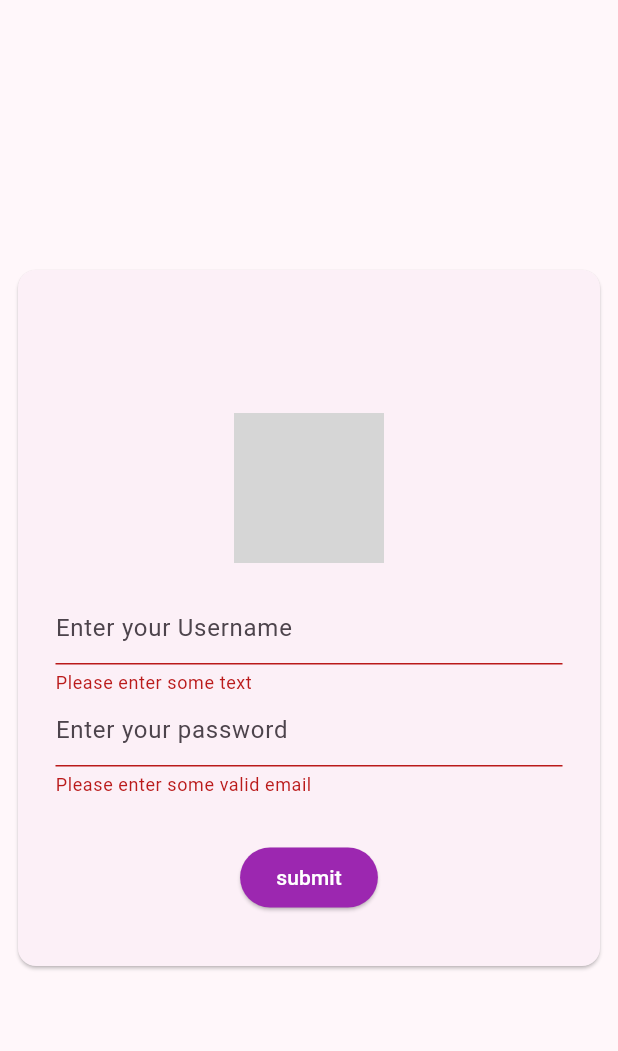
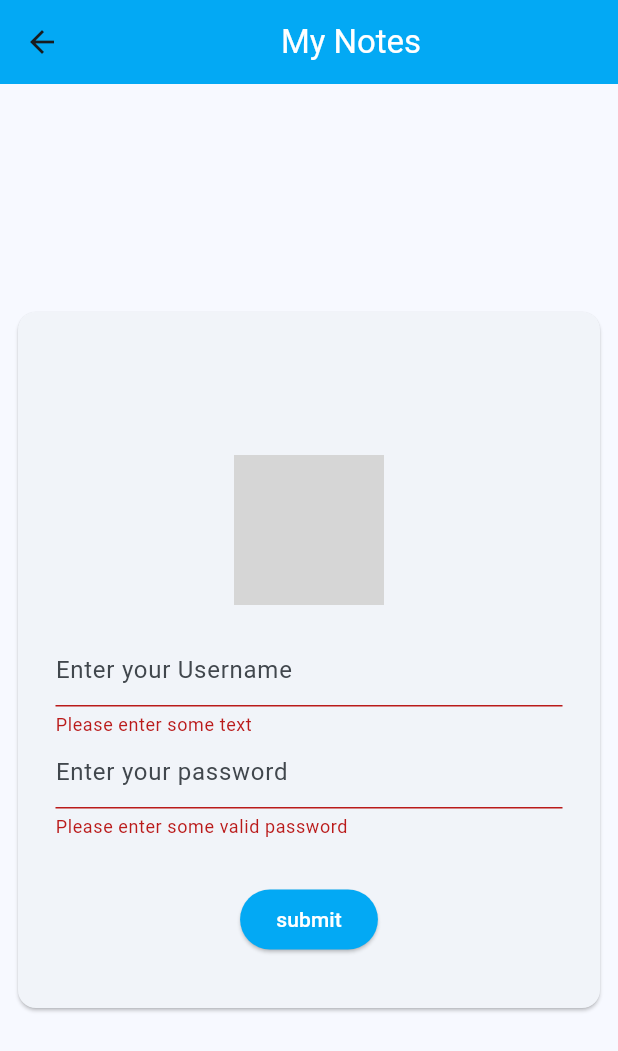
Before and after one commit to Indrajeet-007/my_notes, a Flutter app: the homepage screen opened directly, after a tap on "submit", on a phone screen of 412 x 824 dp. Shown: the top 1051 px of the screen. Run offline on Flutter 3.47's test engine with Material 3 defaults, Android fonts, the phone set to English and light mode, and no system bars; our stand-ins replace firebase_core; accounts and stored records are empty; network calls fail; grey boxes are pictures that could not be loaded.

Commit message:
fourth day (added notes.dart)

```diff
--- a/lib/homepage.dart
+++ b/lib/screens/homepage.dart
@@ -12,6 +12,10 @@ class _homepageState extends State<homepage> {
   @override
   Widget build(BuildContext context) {
     return Scaffold(
+      appBar: AppBar(
+        title: Center(child: const Text('My Notes',style: TextStyle(color: Colors.white))),
+        backgroundColor : Colors.lightBlue,
+      ),
         body: Center(
             child: Padding(
       padding: const EdgeInsets.all(8.0),
@@ -28,9 +32,10 @@ class _homepageState extends State<homepage> {
                       Padding(
                         padding: const EdgeInsets.only(top: 80.0, bottom: 20.0),
                         child: Image.network(
-                            'https://encrypted-tbn0.gstatic.com/images?q=tbn:ANd9GcQ-WeJdY6MhHtmzVwD7gnhirRyRngo3IU-XAw&usqp=CAU',
+                            'https://i.pinimg.com/originals/5e/ed/04/5eed044f1bbba3d8b19dfbefa598b520.jpg',
                             width: 100,
-                            height: 100),
+                            height: 100,
+                        ),
                       ),
                       Padding(
                         padding: const EdgeInsets.only(left: 10.0, right: 10.0),
@@ -56,7 +61,7 @@ class _homepageState extends State<homepage> {
                             if (value == null ||
                                 value.isEmpty ||
                                 value.length < 7) {
-                              return 'Please enter some valid email';
+                              return 'Please enter some valid password';
                             }
                             return null;
                           },
@@ -70,14 +75,11 @@ class _homepageState extends State<homepage> {
                 child: ElevatedButton(
                     onPressed: () {
                         if (_formKey.currentState!.validate()) {
-                          ScaffoldMessenger.of(context).showSnackBar(
-                            const SnackBar(content: Text('Processing Data'),backgroundColor: Colors.purple,padding: EdgeInsets.all(20),shape: StadiumBorder(),behavior: SnackBarBehavior.floating,elevation: 50,margin: EdgeInsets.all(50),
-                            ),
-                          );
+
                         }
                     },
                     style: ElevatedButton.styleFrom(
-                      primary: Colors.purple,
+                      primary: Colors.lightBlue,
                       onPrimary: Colors.white,
                     ),
                     child: const Text('submit')),
--- /dev/null
+++ b/lib/screens/notes.dart
@@ -0,0 +1,20 @@
+import 'package:flutter/cupertino.dart';
+import 'package:flutter/material.dart';
+
+class Notes extends StatelessWidget {
+  const Notes({super.key});
+
+  @override
+  Widget build(BuildContext context) {
+    return Scaffold(
+      appBar: AppBar(
+        title: const Text('Notes'),
+        backgroundColor: Colors.lightBlue.shade400,
+      ),
+      floatingActionButton: FloatingActionButton(
+        onPressed: () {},
+        child: Icon(Icons.add, color: Colors.lightBlue),
+      ),
+    );
+  }
+}
--- a/pubspec.yaml
+++ b/pubspec.yaml
@@ -35,6 +35,7 @@ dependencies:
   # The following adds the Cupertino Icons font to your application.
   # Use with the CupertinoIcons class for iOS style icons.
   cupertino_icons: ^1.0.2
+  firebase_core: ^2.25.1
 
 dev_dependencies:
   flutter_test:
@@ -45,7 +46,7 @@ dev_dependencies:
   # activated in the `analysis_options.yaml` file located at the root of your
   # package. See that file for information about deactivating specific lint
   # rules and activating additional ones.
-  flutter_lints: ^2.0.0
+  flutter_lints: ^3.0.1
 
 # For information on the generic Dart part of this file, see the
 # following page: https://dart.dev/tools/pub/pubspec
```
Also changed, not shown: lib/main.dart (+10 -4 lines), lib/firebase_options.dart (added), pubspec.lock, 8 other files.
